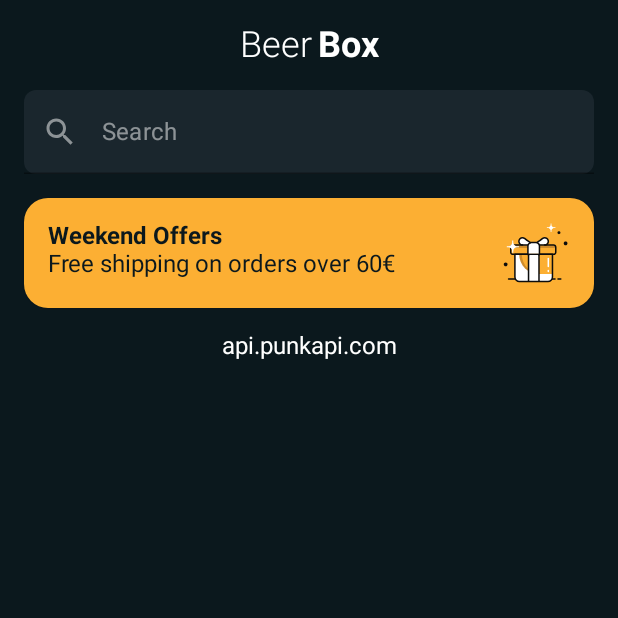
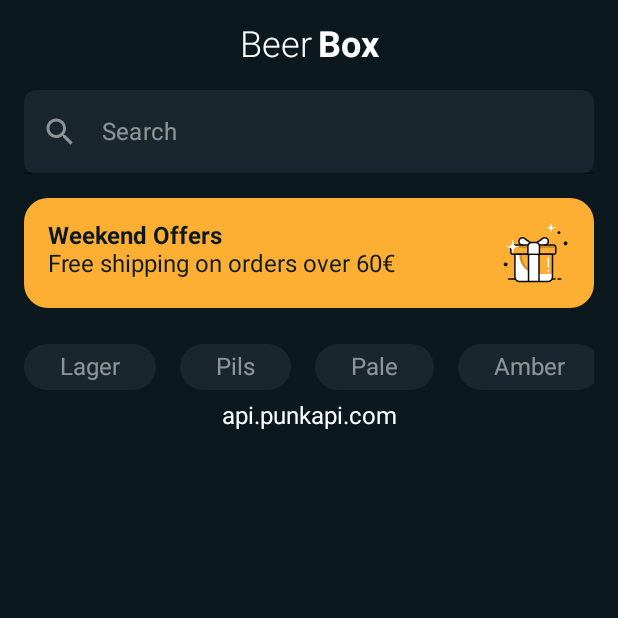
Before and after one commit to ralyon/beerbox-android, an Android app built with Jetpack Compose: the screen it shows after launch (MainActivity), on a phone screen of 412 x 824 dp, the top half of it. Run offline under Robolectric (Android 15) with nearby library versions, the phone set to English and light mode, and no system bars; our stand-ins replace Dagger/Hilt's generated code, accompanist, constraintlayout-compose, paging; pictures from the network do not load.

Commit message:
add malt query parameter to getBeers() in ApiService.kt create FiltersGroup.kt and FilterChip.kt composables move state variables from BeerListScreen.kt to uiState in BeerListViewModel.kt

```diff
--- a/app/src/main/java/com/ralyon/beerbox/composable/AdsCard.kt
+++ b/app/src/main/java/com/ralyon/beerbox/composable/AdsCard.kt
@@ -24,7 +24,7 @@ fun AdsCard(
     Card(
         modifier = modifier,
         backgroundColor = MaterialTheme.colors.primary,
-        shape = RoundedCornerShape(16.dp)
+        shape = MaterialTheme.shapes.large
     ) {
         Row(
             modifier = Modifier.padding(16.dp),
--- /dev/null
+++ b/app/src/main/java/com/ralyon/beerbox/composable/FilterChip.kt
@@ -0,0 +1,43 @@
+package com.ralyon.beerbox.composable
+
+import androidx.compose.foundation.layout.padding
+import androidx.compose.foundation.selection.toggleable
+import androidx.compose.material.MaterialTheme
+import androidx.compose.material.Surface
+import androidx.compose.material.Text
+import androidx.compose.runtime.Composable
+import androidx.compose.ui.Modifier
+import androidx.compose.ui.tooling.preview.Preview
+import androidx.compose.ui.unit.dp
+import com.ralyon.beerbox.ui.theme.BackgroundColor
+import com.ralyon.beerbox.ui.theme.BeerBoxTheme
+import com.ralyon.beerbox.ui.theme.SecondaryTextColor
+
+@Composable
+fun FilterChip(
+    name: String,
+    isSelected: Boolean,
+    onSelectionChanged: (String) -> Unit
+) {
+    Surface(
+        shape = MaterialTheme.shapes.large,
+        color = if (isSelected) MaterialTheme.colors.primary else MaterialTheme.colors.secondary,
+        modifier = Modifier.toggleable(
+            value = isSelected,
+            onValueChange = { onSelectionChanged(name) })
+    ) {
+        Text(
+            text = name,
+            color = if (isSelected) BackgroundColor else SecondaryTextColor,
+            modifier = Modifier.padding(horizontal = 24.dp, vertical = 6.dp)
+        )
+    }
+}
+
+@Preview
+@Composable
+private fun FilterChipPreview() {
+    BeerBoxTheme {
+        FilterChip("Lager", true) {}
+    }
+}
--- a/app/src/main/java/com/ralyon/beerbox/composable/SearchBar.kt
+++ b/app/src/main/java/com/ralyon/beerbox/composable/SearchBar.kt
@@ -1,15 +1,12 @@
 package com.ralyon.beerbox.composable
 
-import androidx.compose.foundation.shape.RoundedCornerShape
 import androidx.compose.material.*
 import androidx.compose.material.icons.Icons
 import androidx.compose.material.icons.filled.Search
 import androidx.compose.runtime.*
 import androidx.compose.ui.Modifier
-import androidx.compose.ui.graphics.Color
 import androidx.compose.ui.res.stringResource
 import androidx.compose.ui.tooling.preview.Preview
-import androidx.compose.ui.unit.dp
 import com.ralyon.beerbox.R
 import com.ralyon.beerbox.ui.theme.BeerBoxTheme
 import com.ralyon.beerbox.ui.theme.PrimaryTextColor
@@ -31,9 +28,9 @@ fun SearchBar(onValueChange: (String) -> Unit, modifier: Modifier = Modifier) {
             textColor = PrimaryTextColor,
             leadingIconColor = SecondaryTextColor,
             placeholderColor = SecondaryTextColor,
-            backgroundColor = Color(0xFF1A262D)
+            backgroundColor = MaterialTheme.colors.secondary
         ),
-        shape = RoundedCornerShape(8.dp),
+        shape = MaterialTheme.shapes.medium,
         modifier = modifier
     )
 }
--- a/app/src/main/java/com/ralyon/beerbox/feature/beers/BeerListScreen.kt
+++ b/app/src/main/java/com/ralyon/beerbox/feature/beers/BeerListScreen.kt
@@ -9,6 +9,7 @@ import androidx.compose.ui.Alignment
 import androidx.compose.ui.Modifier
 import androidx.compose.ui.draw.alpha
 import androidx.compose.ui.graphics.Color
+import androidx.compose.ui.res.stringArrayResource
 import androidx.compose.ui.res.stringResource
 import androidx.compose.ui.text.style.TextAlign
 import androidx.compose.ui.unit.dp
@@ -20,6 +21,7 @@ import androidx.paging.compose.items
 import com.ralyon.beerbox.R
 import com.ralyon.beerbox.composable.AdsCard
 import com.ralyon.beerbox.composable.AppTitle
+import com.ralyon.beerbox.composable.FiltersGroup
 import com.ralyon.beerbox.composable.SearchBar
 import com.ralyon.beerbox.ui.theme.PrimaryTextColor
 import com.ralyon.data.model.Beer
@@ -29,10 +31,11 @@ import kotlinx.coroutines.launch
 @Composable
 fun BeerListScreen(viewModel: BeerListViewModel = viewModel()) {
 
-    var selectedBeer by remember { mutableStateOf(Beer()) }
-    var searchedName by remember { mutableStateOf<String?>(null) }
     val uiState by viewModel.uiState.collectAsState()
-    val beers = viewModel.getBeers(searchedName).collectAsLazyPagingItems()
+    val beers = viewModel.getBeers(
+        beerName = uiState.searchedName,
+        malt = uiState.selectedMalt
+    ).collectAsLazyPagingItems()
 
     val skipHalfExpanded by remember { mutableStateOf(false) }
     val sheetState = rememberModalBottomSheetState(
@@ -48,7 +51,7 @@ fun BeerListScreen(viewModel: BeerListViewModel = viewModel()) {
         Column {
             AppTitle()
             SearchBar(
-                onValueChange = { searchedName = it },
+                onValueChange = { viewModel.setSearchedName(it) },
                 modifier = Modifier
                     .fillMaxWidth()
                     .padding(horizontal = 16.dp)
@@ -62,15 +65,23 @@ fun BeerListScreen(viewModel: BeerListViewModel = viewModel()) {
                         .padding(16.dp)
                 )
             }
+            FiltersGroup(
+                filters = stringArrayResource(R.array.beer_list_malt_names).toList(),
+                selectedFilter = uiState.selectedMalt,
+                onSelectedChanged = { name ->
+                    viewModel.setSelectedMalt(name)
+                },
+                modifier = Modifier.padding(horizontal = 16.dp, vertical = 8.dp)
+            )
             ModalBottomSheetLayout(
                 sheetState = sheetState,
                 sheetShape = RoundedCornerShape(topStart = 16.dp, topEnd = 16.dp),
                 sheetBackgroundColor = MaterialTheme.colors.background,
-                sheetContent = { BeerBottomSheet(selectedBeer) }) {
+                sheetContent = { BeerBottomSheet(uiState.selectedBeer) }) {
                 BeerList(
                     beers = beers,
                     onBeerSelected = {
-                        selectedBeer = it
+                        viewModel.setSelectedBeer(it)
                         scope.launch { sheetState.show() }
                     }
                 )
--- a/app/src/main/java/com/ralyon/beerbox/feature/beers/BeerListViewModel.kt
+++ b/app/src/main/java/com/ralyon/beerbox/feature/beers/BeerListViewModel.kt
@@ -24,9 +24,24 @@ class BeerListViewModel @Inject constructor(
         getAdInfo()
     }
 
+    fun setSearchedName(name: String) {
+        _uiState.update { it.copy(searchedName = name) }
+    }
+
+    fun setSelectedBeer(beer: Beer) {
+        _uiState.update { it.copy(selectedBeer = beer) }
+    }
+
+    fun setSelectedMalt(name: String?) {
+        _uiState.update {
+            it.copy(selectedMalt = name)
+        }
+    }
+
     fun getBeers(
-        search: String? = null
-    ): Flow<PagingData<Beer>> = repository.getBeers(search).cachedIn(viewModelScope)
+        beerName: String? = null,
+        malt: String? = null
+    ): Flow<PagingData<Beer>> = repository.getBeers(beerName, malt).cachedIn(viewModelScope)
 
     private fun getAdInfo() {
         viewModelScope.launch {
@@ -42,5 +57,8 @@ class BeerListViewModel @Inject constructor(
 }
 
 data class BeerListUiState(
-    val adInfo: AdInfo? = null
+    val selectedBeer: Beer = Beer(),
+    val adInfo: AdInfo? = null,
+    val searchedName: String? = null,
+    val selectedMalt: String? = null
 )
--- a/app/src/main/java/com/ralyon/beerbox/ui/theme/Color.kt
+++ b/app/src/main/java/com/ralyon/beerbox/ui/theme/Color.kt
@@ -3,6 +3,7 @@ package com.ralyon.beerbox.ui.theme
 import androidx.compose.ui.graphics.Color
 
 val PrimaryColor = Color(0xFFFCAF33)
+val SecondaryColor = Color(0xFF1A262D)
 val DarkBackgroundColor = Color(0xFF0A1419)
 val BackgroundColor = Color(0xFF0B181D)
 val PrimaryTextColor = Color.White
--- a/app/src/main/java/com/ralyon/beerbox/ui/theme/Theme.kt
+++ b/app/src/main/java/com/ralyon/beerbox/ui/theme/Theme.kt
@@ -8,11 +8,13 @@ import androidx.compose.runtime.Composable
 
 private val DarkColorPalette = darkColors(
     primary = PrimaryColor,
+    secondary = SecondaryColor,
     background = BackgroundColor
 )
 
 private val LightColorPalette = lightColors(
     primary = PrimaryColor,
+    secondary = SecondaryColor,
     background = BackgroundColor
 
     /* Other default colors to override
--- a/app/src/main/res/values/strings.xml
+++ b/app/src/main/res/values/strings.xml
@@ -3,4 +3,11 @@
     <string name="beer_list_generic_loading_error">An error occurred loading the beers</string>
     <string name="beer_list_item_more_info_button">More info</string>
     <string name="search_bar_placeholder">Search</string>
+    <string-array name="beer_list_malt_names">
+        <item>Lager</item>
+        <item>Pils</item>
+        <item>Pale</item>
+        <item>Amber</item>
+        <item>IPA</item>
+    </string-array>
 </resources>
--- a/data/src/main/java/com/ralyon/data/api/ApiService.kt
+++ b/data/src/main/java/com/ralyon/data/api/ApiService.kt
@@ -9,7 +9,8 @@ interface ApiService {
     @GET("beers")
     suspend fun getBeers(
         @Query("page") page: Int?,
-        @Query("beer_name") beerName: String?
+        @Query("beer_name") beerName: String?,
+        @Query("malt") malt: String?
     ): List<Beer>
 
 }
--- a/data/src/main/java/com/ralyon/data/repository/DefaultRepository.kt
+++ b/data/src/main/java/com/ralyon/data/repository/DefaultRepository.kt
@@ -14,12 +14,13 @@ class DefaultRepository @Inject constructor(
     private val api: ApiService
 ) : Repository {
 
-    override fun getBeers(search: String?): Flow<PagingData<Beer>> {
+    override fun getBeers(beerName: String?, malt: String?): Flow<PagingData<Beer>> {
         val pagingSource = BeersPagingSource(
             api = api,
-            search = search
+            beerName = beerName
                 ?.replace(' ', '_')
-                ?.takeIf { it.isNotBlank() }
+                ?.takeIf { it.isNotBlank() },
+            malt = malt
         )
         return Pager(
             config = PagingConfig(BEERS_PAGE_SIZE),
--- a/data/src/main/java/com/ralyon/data/repository/Repository.kt
+++ b/data/src/main/java/com/ralyon/data/repository/Repository.kt
@@ -7,7 +7,7 @@ import kotlinx.coroutines.flow.Flow
 
 interface Repository {
 
-    fun getBeers(search: String?): Flow<PagingData<Beer>>
+    fun getBeers(beerName: String?, malt: String?): Flow<PagingData<Beer>>
 
     suspend fun getAdInfo(): AdInfo
 }
--- a/data/src/main/java/com/ralyon/data/source/BeersPagingSource.kt
+++ b/data/src/main/java/com/ralyon/data/source/BeersPagingSource.kt
@@ -8,7 +8,8 @@ import javax.inject.Inject
 
 class BeersPagingSource @Inject constructor(
     private val api: ApiService,
-    private val search: String?
+    private val beerName: String?,
+    private val malt: String?
 ) : PagingSource<Int, Beer>() {
 
     override fun getRefreshKey(state: PagingState<Int, Beer>): Int? {
@@ -23,7 +24,8 @@ class BeersPagingSource @Inject constructor(
             val page = params.key ?: 1
             val response = api.getBeers(
                 page = page,
-                beerName = search
+                beerName = beerName,
+                malt = malt
             )
 
             LoadResult.Page(
```
Also changed, not shown: app/src/main/java/com/ralyon/beerbox/composable/FiltersGroup.kt (added, +44 -0 lines).
